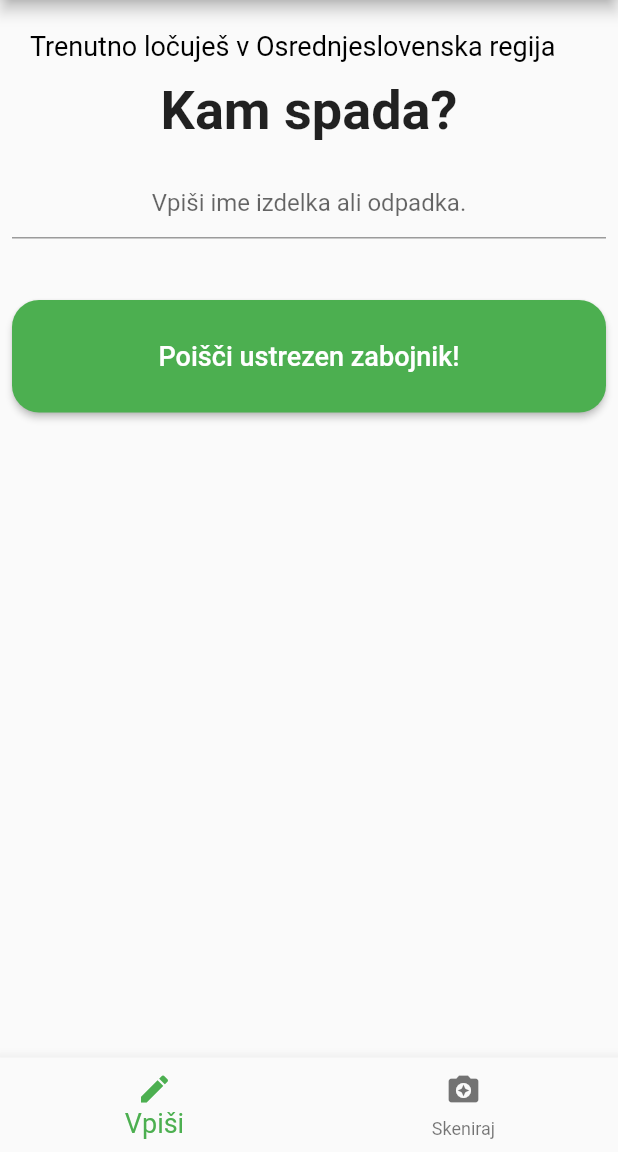
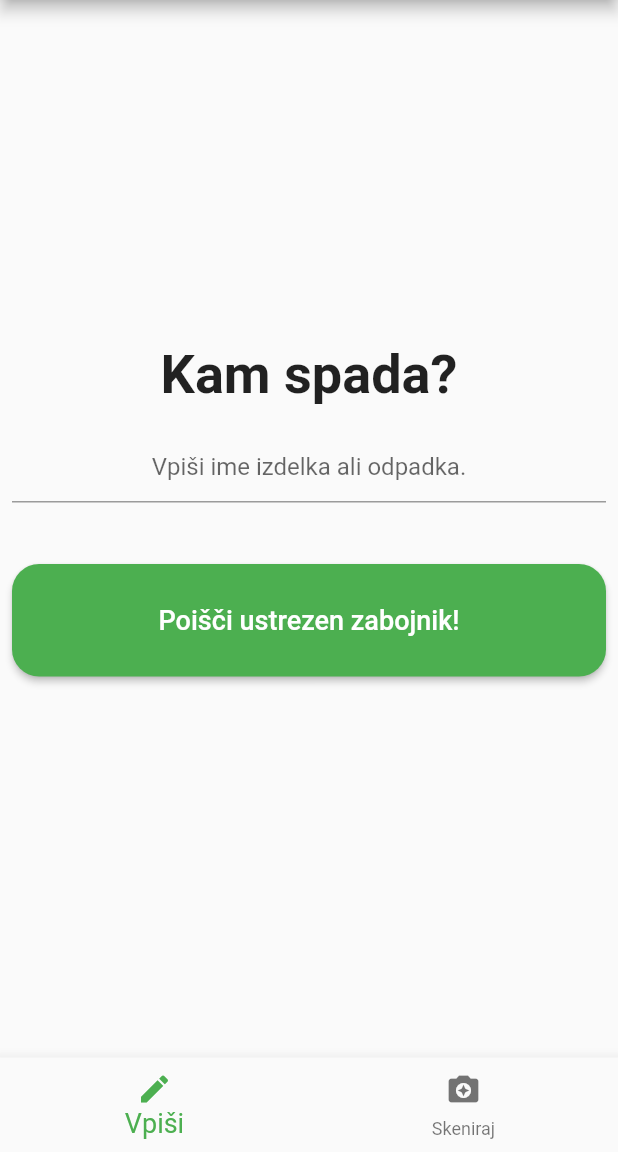
Before and after one commit to SWManagement/FlutterMobileApp, a Flutter app: the Locevanje screen opened directly, on a phone screen of 412 x 824 dp, the part 84-1236 px from its top. Run offline on Flutter 3.47's test engine with Material 2 defaults, Android fonts, the phone set to English and light mode, and no system bars; our stand-ins replace shared_preferences; missing offline and left inert: barcode_scan; accounts and stored records are empty.

Commit message:
popravlen UI/UX pri skeniranju in vpisovanju

```diff
--- a/lib/Vpisi.dart
+++ b/lib/Vpisi.dart
@@ -22,7 +22,8 @@ class _VpisiState extends State<Vpisi> {
 
   @override
   Widget build(BuildContext context) {
-    return Form(
+    return Center(
+      child: Form(
           key: _formKey,
           child: SingleChildScrollView(
                     child:  Padding(
@@ -31,17 +32,6 @@ class _VpisiState extends State<Vpisi> {
                         crossAxisAlignment: CrossAxisAlignment.stretch,
                         mainAxisAlignment: MainAxisAlignment.start,
                         children: <Widget>[
-                        Padding(
-                          padding: const EdgeInsets.all(12.0),
-                          child: Text(
-                            "Trenutno ločuješ v $_izbranaRegija regija",
-                            textAlign: TextAlign.start,
-                            style: TextStyle(
-                            fontSize: 18,
-                            color: Colors.black
-                            ),
-                            ),
-                        ),
                           Text("Kam spada?",
                               textAlign: TextAlign.center,
                               overflow: TextOverflow.ellipsis,
@@ -77,7 +67,6 @@ class _VpisiState extends State<Vpisi> {
                                 Scaffold
                                 .of(context)
                                 .showSnackBar(SnackBar(content: Text("Iščem zabojnik!")));
-                              // TODO -> Process data
                               }
                             },
                               child: Text("Poišči ustrezen zabojnik!", style: TextStyle(color: Colors.white,
@@ -89,6 +78,7 @@ class _VpisiState extends State<Vpisi> {
                       ),
                     ),
           ),
+          ),
     );
   }
 }
--- a/lib/main.dart
+++ b/lib/main.dart
@@ -66,6 +66,7 @@ class HomePage extends StatelessWidget{
           ButtonTheme(
             minWidth: _buttonW,
             height: _buttonH,
+            shape: RoundedRectangleBorder(borderRadius: new BorderRadius.circular(18.0)),
             child: RaisedButton(
               onPressed: (){
                 Navigator.push(
@@ -87,6 +88,7 @@ class HomePage extends StatelessWidget{
           ButtonTheme(
             minWidth: _buttonW,
             height: _buttonH,
+            shape: RoundedRectangleBorder(borderRadius: new BorderRadius.circular(18.0)),
             child: RaisedButton(
               onPressed:(){
                 Navigator.push(
```
Also changed, not shown: lib/Skeniraj.dart (+52 -9 lines). Lines whose indentation alone changed are shown as unchanged.
